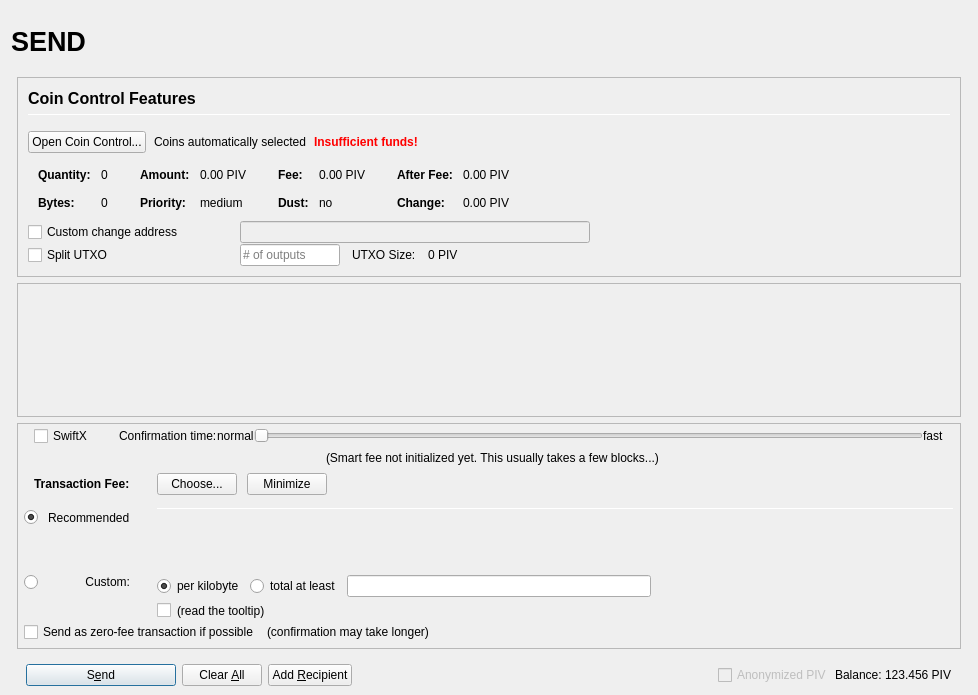
swincacoin/swicoin-core, file src/qt/forms/sendcoinsdialog.ui: the form before one commit.
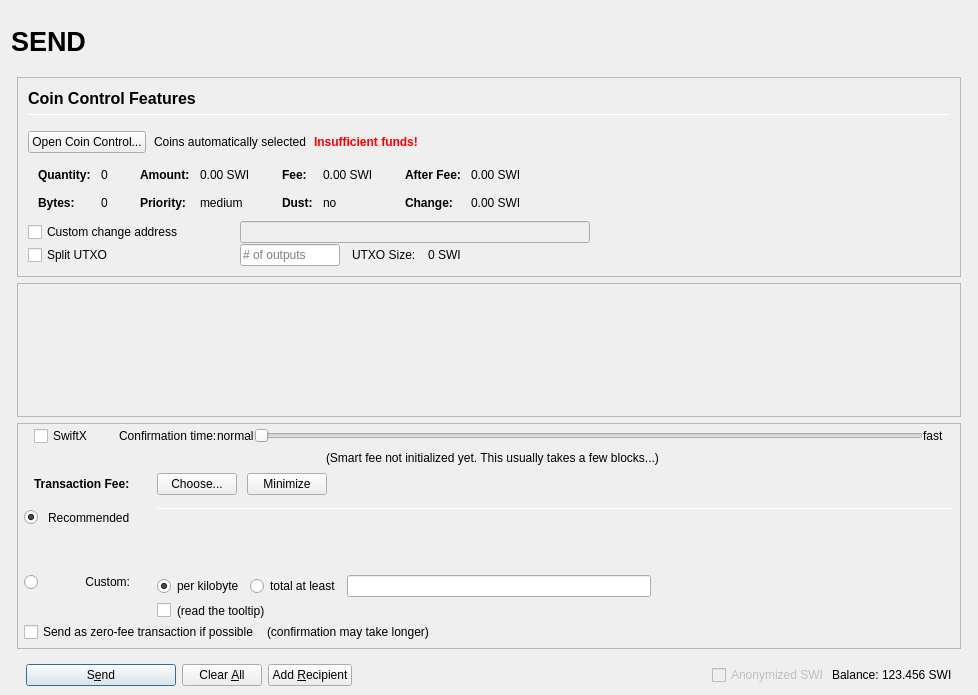
The form after the commit. Icons and pictures are not drawn. Custom widgets are drawn as their Qt base class.

```diff
--- a/src/qt/forms/sendcoinsdialog.ui
+++ b/src/qt/forms/sendcoinsdialog.ui
@@ -493,7 +493,7 @@
                         <enum>Qt::ActionsContextMenu</enum>
                        </property>
                        <property name="text">
-                        <string notr="true">0.00 PIV</string>
+                        <string notr="true">0.00 SWI</string>
                        </property>
                        <property name="textInteractionFlags">
                         <set>Qt::LinksAccessibleByMouse|Qt::TextSelectableByKeyboard|Qt::TextSelectableByMouse</set>
@@ -573,7 +573,7 @@
                         <enum>Qt::ActionsContextMenu</enum>
                        </property>
                        <property name="text">
-                        <string notr="true">0.00 PIV</string>
+                        <string notr="true">0.00 SWI</string>
                        </property>
                        <property name="textInteractionFlags">
                         <set>Qt::LinksAccessibleByMouse|Qt::TextSelectableByKeyboard|Qt::TextSelectableByMouse</set>
@@ -653,7 +653,7 @@
                         <enum>Qt::ActionsContextMenu</enum>
                        </property>
                        <property name="text">
-                        <string notr="true">0.00 PIV</string>
+                        <string notr="true">0.00 SWI</string>
                        </property>
                        <property name="textInteractionFlags">
                         <set>Qt::LinksAccessibleByMouse|Qt::TextSelectableByKeyboard|Qt::TextSelectableByMouse</set>
@@ -682,7 +682,7 @@
                         <enum>Qt::ActionsContextMenu</enum>
                        </property>
                        <property name="text">
-                        <string notr="true">0.00 PIV</string>
+                        <string notr="true">0.00 SWI</string>
                        </property>
                        <property name="textInteractionFlags">
                         <set>Qt::LinksAccessibleByMouse|Qt::TextSelectableByKeyboard|Qt::TextSelectableByMouse</set>
@@ -849,7 +849,7 @@
                 <item>
                  <widget class="QLabel" name="labelBlockSize">
                   <property name="text">
-                   <string>0 PIV</string>
+                   <string>0 SWI</string>
                   </property>
                  </widget>
                 </item>
@@ -1714,7 +1714,7 @@
                 <bool>false</bool>
                </property>
                <property name="text">
-                <string>Anonymized PIV</string>
+                <string>Anonymized SWI</string>
                </property>
               </widget>
              </item>
@@ -1737,7 +1737,7 @@
                 <cursorShape>IBeamCursor</cursorShape>
                </property>
                <property name="text">
-                <string notr="true">123.456 PIV</string>
+                <string notr="true">123.456 SWI</string>
                </property>
                <property name="textInteractionFlags">
                 <set>Qt::LinksAccessibleByMouse|Qt::TextSelectableByKeyboard|Qt::TextSelectableByMouse</set>
```
Left out of the diff: 8 changed lines with no effect on the pictures.
